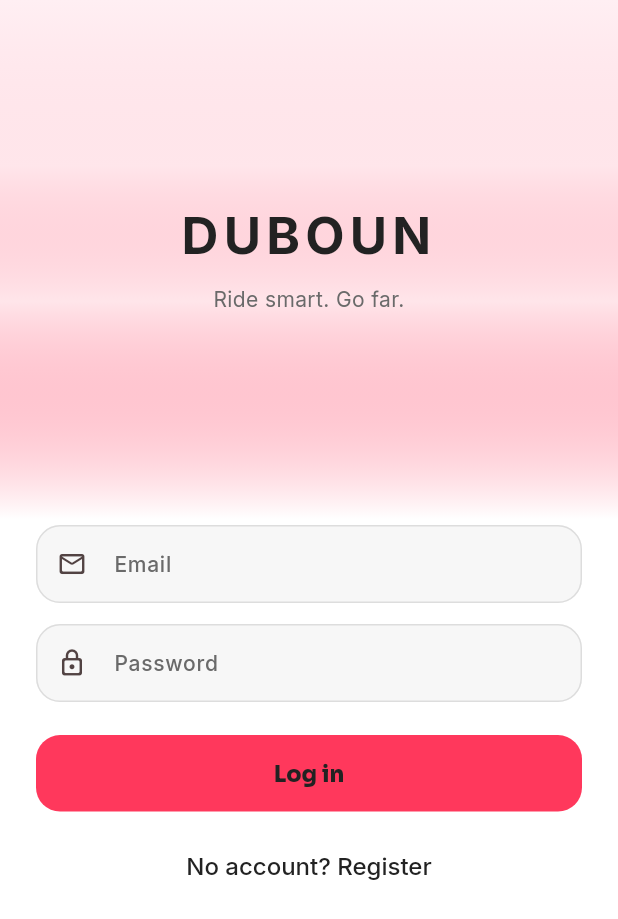
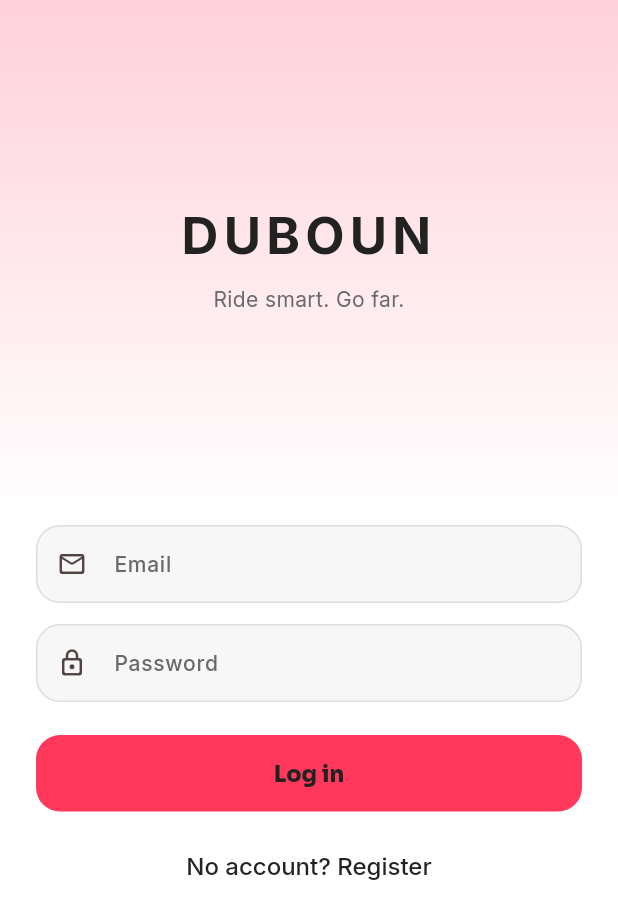
Before and after one commit to Crazzygem/motodub, a Flutter app: the screen it shows after launch, on a phone screen of 412 x 824 dp. Shown: the top 919 px of the screen. Run offline on Flutter 3.47's test engine with Material 3 defaults, Android fonts, the phone set to English and light mode, and no system bars; our stand-ins replace dio, flutter_map, flutter_riverpod, go_router, google_fonts, image_picker and 3 more.

Commit message:
feat(auth): make login hero gradient uniform (2-stop)
- Replace 4-stop banded pink (pale top + Rausch band) with uniform
  LinearGradient primaryDisabled -> canvas
- Removes stepped stops, smooth fade start->end per request

```diff
--- a/app/lib/features/auth/auth_hero.dart
+++ b/app/lib/features/auth/auth_hero.dart
@@ -51,12 +51,9 @@ class AuthHero extends StatelessWidget {
           begin: Alignment.topCenter,
           end: Alignment.bottomCenter,
           colors: [
-            const Color(0xFFFFEFF3), // almost-white pink — top status-bar edge
-            AppColors.primaryDisabled.withValues(alpha: 0.55), // #FFD1DA soft
-            AppColors.primary.withValues(alpha: 0.13), // Rausch band behind DUBOUN
-            tokens.canvas, // white before Email field
+            AppColors.primaryDisabled, // uniform pale Rausch top
+            tokens.canvas, // white at form edge
           ],
-          stops: const [0.0, 0.32, 0.58, 1.0],
         ),
       ),
       alignment: Alignment.center,
```
